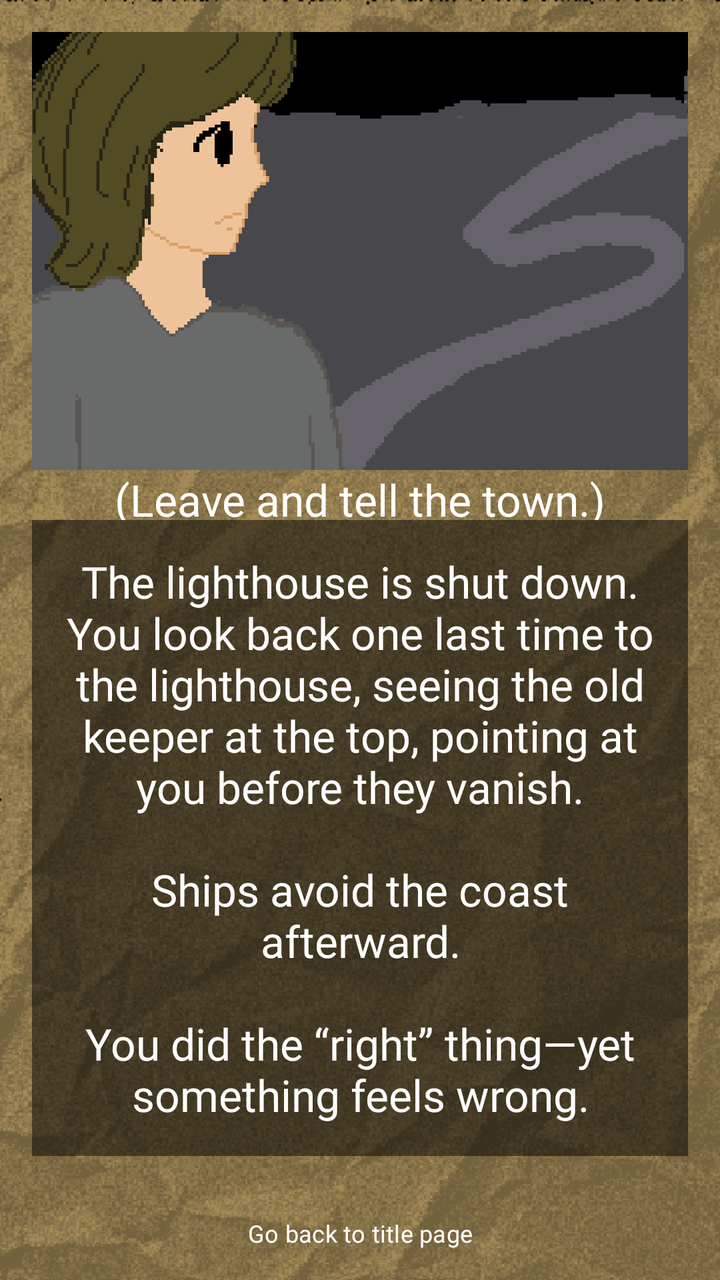
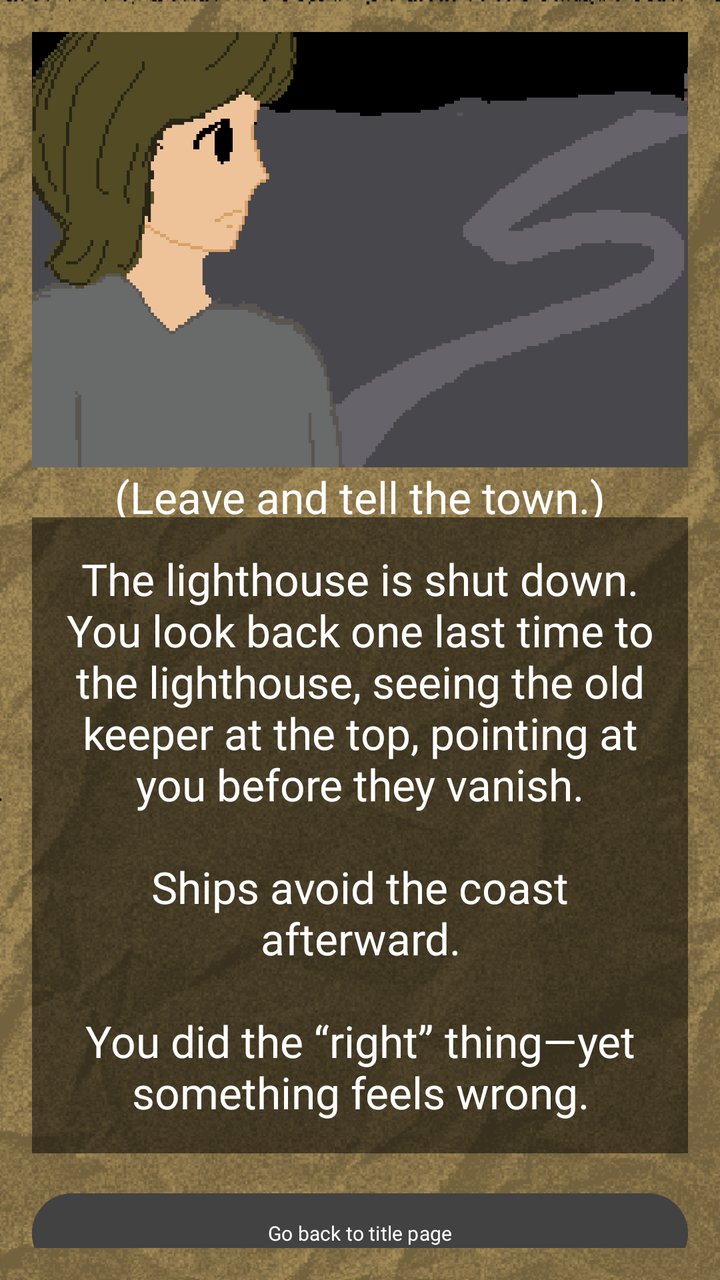

Compare the two renders of this Android layout. The source of the first and the diff that turns it into the second are given below.
<!-- AndroidManifest.xml: application theme Theme.ChoiceQuest -->
<!-- res/layout/activity_page2_1_2_3_1_2.xml -->
<?xml version="1.0" encoding="utf-8"?>
<LinearLayout xmlns:android="http://schemas.android.com/apk/res/android"
    xmlns:app="http://schemas.android.com/apk/res-auto"
    xmlns:tools="http://schemas.android.com/tools"
    android:layout_width="match_parent"
    android:layout_height="match_parent"
    android:id="@+id/page2_1_2_3_1_2"
    android:background="@drawable/papertexture_"
    android:backgroundTint="#f8e7c2"
    android:backgroundTintMode="multiply"
    android:gravity="center"
    android:orientation="vertical"
    android:padding="16dp"
    tools:context=".Page2_1_2_3_1_2">

    <View
        android:layout_width="match_parent"
        android:layout_height="0dp"
        android:layout_weight="1"/>

    <ImageView
        android:id="@+id/imageView"
        android:layout_width="412dp"
        android:layout_height="250dp"
        android:src="@drawable/page2_1_2_3_1_2" />

    <View
        android:layout_width="match_parent"
        android:layout_height="1dp"
        android:layout_weight="0.1"/>
    <TextView
        android:layout_width="match_parent"
        android:layout_height="25dp"
        android:gravity="center"
        android:text="(Leave and tell the town.)"
        android:fontFamily="@font/pixelspace"
        android:textSize="22sp"
        android:textColor="@color/white" />

    <View
        android:layout_width="match_parent"
        android:layout_height="1dp"
        android:layout_weight="0.4"/>

    <TextView
        android:layout_width="match_parent"
        android:layout_height="wrap_content"
        android:id="@+id/tv_page2_1_2_3_1_2"
        android:fontFamily="@font/pixelgame_font"
        android:gravity="center"
        android:padding="16dp"
        android:background="#80000000"
        android:text="The lighthouse is shut down. You look back one last time to the lighthouse, seeing the old keeper at the top, pointing at you before they vanish.\n\nShips avoid the coast afterward.\n\nYou did the “right” thing—yet something feels wrong."
        android:textColor="@color/white"
        android:textSize="22sp"
        android:layout_marginBottom="16dp"/>

    <View
        android:layout_width="match_parent"
        android:layout_height="1dp"
        android:layout_weight="0.5"/>

    <View
        android:layout_width="match_parent"
        android:layout_height="1dp"
        android:layout_weight="1"/>

    <Button
        android:layout_width="412dp"
        android:layout_height="45dp"
        android:fontFamily="@font/quest_font"
        android:background="@android:color/transparent"
        android:textSize="12sp"
        android:layout_marginBottom="16dp"
        android:text="Go back to title page"
        android:onClick="title13" />

</LinearLayout>
<!-- resources referenced by this layout -->
<resources>
  <color name="white">#FFFFFF</color>
  <!-- drawable page2_1_2_3_1_2: png bitmap (drawable, 23764 bytes) -->
  <!-- drawable papertexture_: png bitmap (drawable, 156948 bytes) -->
  <style name="Theme.ChoiceQuest" parent="Base.Theme.ChoiceQuest" />
  <style name="Base.Theme.ChoiceQuest" parent="Theme.Material3.DayNight.NoActionBar">
          
          
      </style>
</resources>

<!-- the commit's change to res/layout/activity_page2_1_2_3_1_2.xml (unified diff, before → after) -->
@@ -66,11 +66,12 @@
         android:layout_weight="1"/>
 
     <Button
-        android:layout_width="412dp"
-        android:layout_height="45dp"
+        android:layout_width="match_parent"
+        android:layout_height="wrap_content"
         android:fontFamily="@font/quest_font"
-        android:background="@android:color/transparent"
-        android:textSize="12sp"
+        android:textSize="10sp"
+        android:textColor="@color/white"
+        android:backgroundTint="@color/cardview_dark_background"
         android:layout_marginBottom="16dp"
         android:text="Go back to title page"
         android:onClick="title13" />
